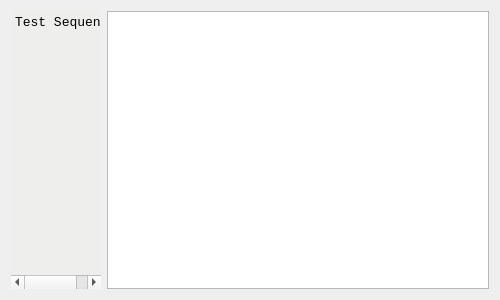
This is ui/alignment.ui in beowulfey/pylinnaeo as Qt 5 draws it before an edit. The edited form follows.
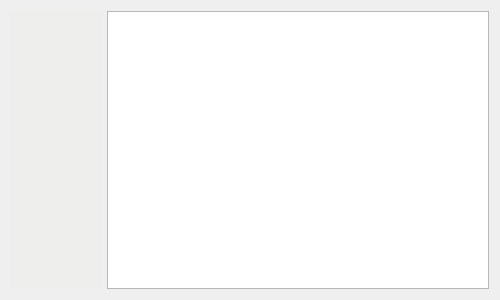
This is the edited form.

Commit message: Failed to make tabs (keep at it!) but cleaned up functions a little

Patch:
```diff
--- a/ui/alignment.ui
+++ b/ui/alignment.ui
@@ -24,7 +24,7 @@
      </property>
      <property name="minimumSize">
       <size>
-       <width>75</width>
+       <width>30</width>
        <height>100</height>
       </size>
      </property>
@@ -112,7 +112,7 @@
 &lt;html&gt;&lt;head&gt;&lt;meta name=&quot;qrichtext&quot; content=&quot;1&quot; /&gt;&lt;style type=&quot;text/css&quot;&gt;
 p, li { white-space: pre-wrap; }
 &lt;/style&gt;&lt;/head&gt;&lt;body style=&quot; font-family:'Liberation Mono'; font-size:10pt; font-weight:400; font-style:normal;&quot;&gt;
-&lt;p dir='rtl' style=&quot; margin-top:0px; margin-bottom:0px; margin-left:0px; margin-right:0px; -qt-block-indent:0; text-indent:0px;&quot;&gt;Test Sequence&lt;/p&gt;&lt;/body&gt;&lt;/html&gt;</string>
+&lt;p dir='rtl' style=&quot;-qt-paragraph-type:empty; margin-top:0px; margin-bottom:0px; margin-left:0px; margin-right:0px; -qt-block-indent:0; text-indent:0px;&quot;&gt;&lt;br /&gt;&lt;/p&gt;&lt;/body&gt;&lt;/html&gt;</string>
      </property>
     </widget>
    </item>
```
The commit also changes 5 other files.
